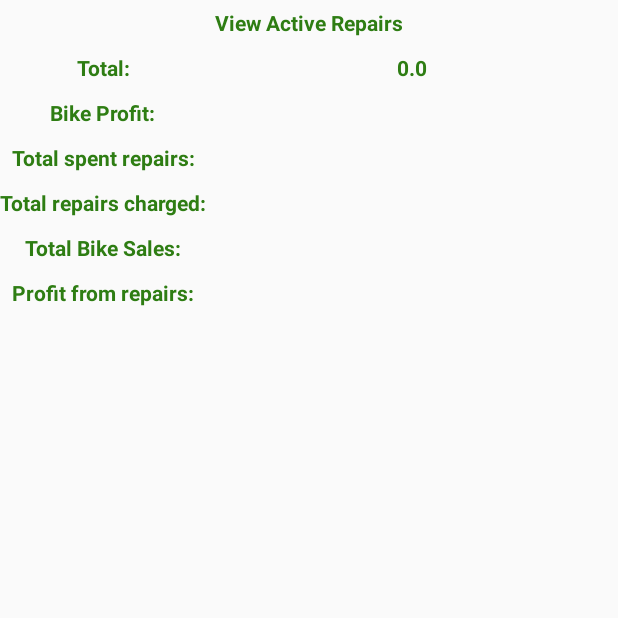
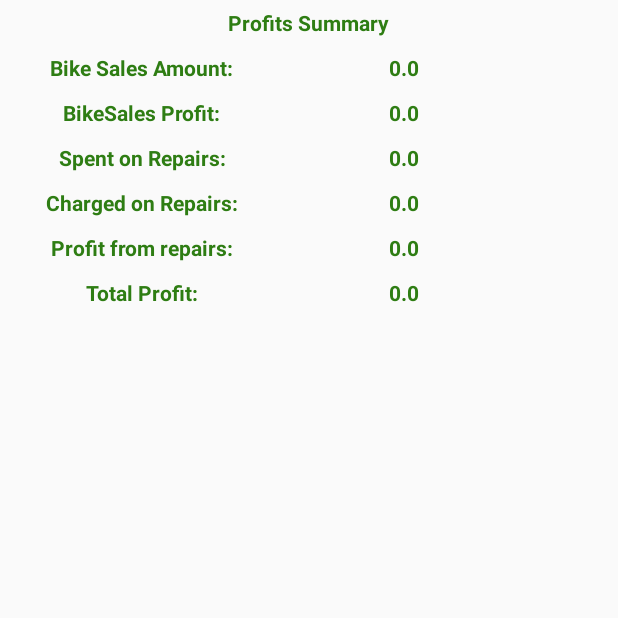
Before and after one commit to jahuey777/SoftwareProject540, an Android app: the profitSummary screen opened directly, with no data from a screen before it, on a phone screen of 412 x 824 dp, the top half of it. Run offline under Robolectric (Android 15) with nearby library versions, the light colour scheme and no system bars; 2 statements that could not run were skipped.

Commit message:
Worked on Profits Summary page and added scrolls to most the pages

```diff
--- a/Bikes/app/src/main/java/com/example/jaimejahuey/bikes/MySQLiteHelper.java
+++ b/Bikes/app/src/main/java/com/example/jaimejahuey/bikes/MySQLiteHelper.java
@@ -385,8 +385,6 @@ public class MySQLiteHelper extends SQLiteOpenHelper
 
     }
 
-
-
     public boolean repairExists (String serial)
     {
         //To be able to read from the database
@@ -450,12 +448,10 @@ public class MySQLiteHelper extends SQLiteOpenHelper
             newVal.put(COST_REPAIR, costToOwner);
             DB.update(TABLE_repairs, newVal, "serial = '" + serialCompleted + "'", null);
 
-
             cursor.close();
             DB.close();
             return true;
         }
-
 
     }
 
--- a/Bikes/app/src/main/java/com/example/jaimejahuey/bikes/profitSummary.java
+++ b/Bikes/app/src/main/java/com/example/jaimejahuey/bikes/profitSummary.java
@@ -19,8 +19,11 @@ import android.widget.Toast;
 public class profitSummary extends Activity
 {
     TextView totalProfit;
-    TextView bikeProfit;
-
+    TextView totalBikeProfitJ;
+    TextView spentRepairsJ;
+    TextView chargedRepairsJ;
+    TextView totalBikeAmountJ;
+    TextView repairsProfitJ;
 
     @Override
     protected void onCreate(Bundle savedInstanceState)
@@ -34,12 +37,25 @@ public class profitSummary extends Activity
 
         MainActivity.DATABASE.bikeProfit(startDate, endDate, information);
 
-        Log.w("Amount "," " +  information[0]);
+        Log.w("Amount ", " " + information[0]);
 
         totalProfit = (TextView)findViewById(R.id.ProfitAmount);
         totalProfit.setText("" + information[0]);
 
+        totalBikeProfitJ = (TextView)findViewById(R.id.TotalBikeProfit);
+        totalBikeProfitJ.setText("" + information[1]*.2);
 
+        spentRepairsJ = (TextView)findViewById(R.id.SPENTREPAIRS);
+        spentRepairsJ.setText("" + information[2]);
+
+        chargedRepairsJ = (TextView)findViewById(R.id.CHARGEDREPAIRS);
+        chargedRepairsJ.setText("" + information[3]);
+
+        totalBikeAmountJ = (TextView)findViewById(R.id.TOTALBIKEAMOUNT);
+        totalBikeAmountJ.setText("" + information[1]);
+
+        repairsProfitJ = (TextView)findViewById(R.id.RepairsProfit);
+        repairsProfitJ.setText("" + (information[3] - information[2]));
 
     }
 
--- a/Bikes/app/src/main/java/com/example/jaimejahuey/bikes/viewProfit.java
+++ b/Bikes/app/src/main/java/com/example/jaimejahuey/bikes/viewProfit.java
@@ -226,9 +226,6 @@ public class viewProfit extends Activity
                         + String.valueOf(year));
 
             }
-
         }
     }
-
-
 }
--- a/Bikes/app/src/main/res/layout/display_profit_summary.xml
+++ b/Bikes/app/src/main/res/layout/display_profit_summary.xml
@@ -1,4 +1,11 @@
 <?xml version="1.0" encoding="utf-8"?>
+
+<ScrollView
+    xmlns:android="http://schemas.android.com/apk/res/android"
+    android:id="@+id/ScrollView01" android:layout_width="fill_parent"
+    android:layout_height="fill_parent"
+    >
+
 <LinearLayout
     xmlns:android="http://schemas.android.com/apk/res/android"
     android:layout_width="match_parent"
@@ -10,7 +17,7 @@
         <TextView
             android:layout_width="wrap_content"
             android:layout_height="30dp"
-            android:text="View Active Repairs"
+            android:text="Profits Summary"
             android:singleLine="false"
             android:textStyle="bold"
             android:layout_gravity="center_horizontal"
@@ -19,20 +26,19 @@
             android:textColor="#ff2e7d13" />
 
         <GridLayout
-            android:layout_width="match_parent"
+            android:layout_width="350dp"
             android:layout_height="wrap_content"
             android:columnCount="2"
             android:rowCount="6">
 
-
             <TextView
                 android:layout_width="wrap_content"
                 android:layout_height="30dp"
-                android:text="Total:"
+                android:text="Bike Sales Amount:"
                 android:singleLine="false"
                 android:textStyle="bold"
                 android:layout_gravity="center_horizontal"
-                android:id="@+id/textview"
+                android:id="@+id/textview7"
                 android:gravity="center_vertical"
                 android:textColor="#ff2e7d13" />
             <TextView
@@ -41,13 +47,14 @@
                 android:singleLine="false"
                 android:textStyle="bold"
                 android:layout_gravity="center_horizontal"
-                android:id="@+id/ProfitAmount"
+                android:id="@+id/TOTALBIKEAMOUNT"
                 android:gravity="center_vertical"
                 android:textColor="#ff2e7d13" />
+
             <TextView
                 android:layout_width="wrap_content"
                 android:layout_height="30dp"
-                android:text="Bike Profit:"
+                android:text="BikeSales Profit:"
                 android:singleLine="false"
                 android:textStyle="bold"
                 android:layout_gravity="center_horizontal"
@@ -66,7 +73,7 @@
             <TextView
                 android:layout_width="wrap_content"
                 android:layout_height="30dp"
-                android:text="Total spent repairs:"
+                android:text="Spent on Repairs:"
                 android:singleLine="false"
                 android:textStyle="bold"
                 android:layout_gravity="center_horizontal"
@@ -86,7 +93,7 @@
             <TextView
                 android:layout_width="wrap_content"
                 android:layout_height="30dp"
-                android:text="Total repairs charged:"
+                android:text="Charged on Repairs:"
                 android:singleLine="false"
                 android:textStyle="bold"
                 android:layout_gravity="center_horizontal"
@@ -100,26 +107,6 @@
                 android:textStyle="bold"
                 android:layout_gravity="center_horizontal"
                 android:id="@+id/CHARGEDREPAIRS"
-                android:gravity="center_vertical"
-                android:textColor="#ff2e7d13" />
-
-            <TextView
-                android:layout_width="wrap_content"
-                android:layout_height="30dp"
-                android:text="Total Bike Sales:"
-                android:singleLine="false"
-                android:textStyle="bold"
-                android:layout_gravity="center_horizontal"
-                android:id="@+id/textview7"
-                android:gravity="center_vertical"
-                android:textColor="#ff2e7d13" />
-            <TextView
-                android:layout_width="wrap_content"
-                android:layout_height="30dp"
-                android:singleLine="false"
-                android:textStyle="bold"
-                android:layout_gravity="center_horizontal"
-                android:id="@+id/TOTALBIKEAMOUNT"
                 android:gravity="center_vertical"
                 android:textColor="#ff2e7d13" />
 
@@ -140,7 +127,27 @@
                 android:singleLine="false"
                 android:textStyle="bold"
                 android:layout_gravity="center_horizontal"
-                android:id="@+id/AMOUNCHARGEDREPAIRS"
+                android:id="@+id/RepairsProfit"
+                android:gravity="center_vertical"
+                android:textColor="#ff2e7d13" />
+
+            <TextView
+                android:layout_width="wrap_content"
+                android:layout_height="30dp"
+                android:text="Total Profit:"
+                android:singleLine="false"
+                android:textStyle="bold"
+                android:layout_gravity="center_horizontal"
+                android:id="@+id/textview"
+                android:gravity="center_vertical"
+                android:textColor="#ff2e7d13" />
+            <TextView
+                android:layout_width="wrap_content"
+                android:layout_height="30dp"
+                android:singleLine="false"
+                android:textStyle="bold"
+                android:layout_gravity="center_horizontal"
+                android:id="@+id/ProfitAmount"
                 android:gravity="center_vertical"
                 android:textColor="#ff2e7d13" />
 
@@ -148,3 +155,4 @@
         </GridLayout>
 
     </LinearLayout>
+</ScrollView>
```
Also changed, not shown: Bikes/app/src/main/res/layout-land/inventory_layout.xml (+2 -5 lines), Bikes/app/src/main/res/layout/activity_main.xml (+7 -0 lines), Bikes/app/src/main/res/layout/add_bike.xml (+7 -0 lines), Bikes/app/src/main/res/layout/adding_repair.xml (+8 -0 lines), Bikes/app/src/main/res/layout/completed_repair.xml (+8 -2 lines), Bikes/app/src/main/res/layout/display_inventory.xml (+9 -0 lines), Bikes/app/src/main/res/layout/inventory_layout.xml (+8 -4 lines), Bikes/app/src/main/res/layout/repairs_layout.xml (+8 -7 lines), Bikes/app/src/main/res/layout/sales_layout.xml (+8 -0 lines), Bikes/app/src/main/res/layout/single_repair.xml (+9 -1 lines), Bikes/app/src/main/res/layout/sold_bike.xml (+8 -4 lines), Bikes/app/src/main/res/layout/view_profit.xml (+8 -6 lines), 2 other files.
